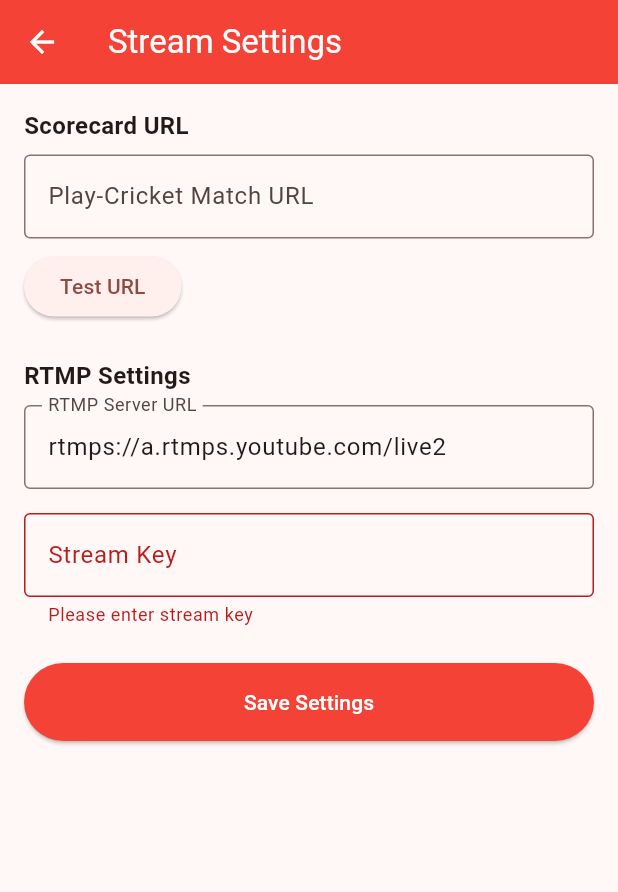
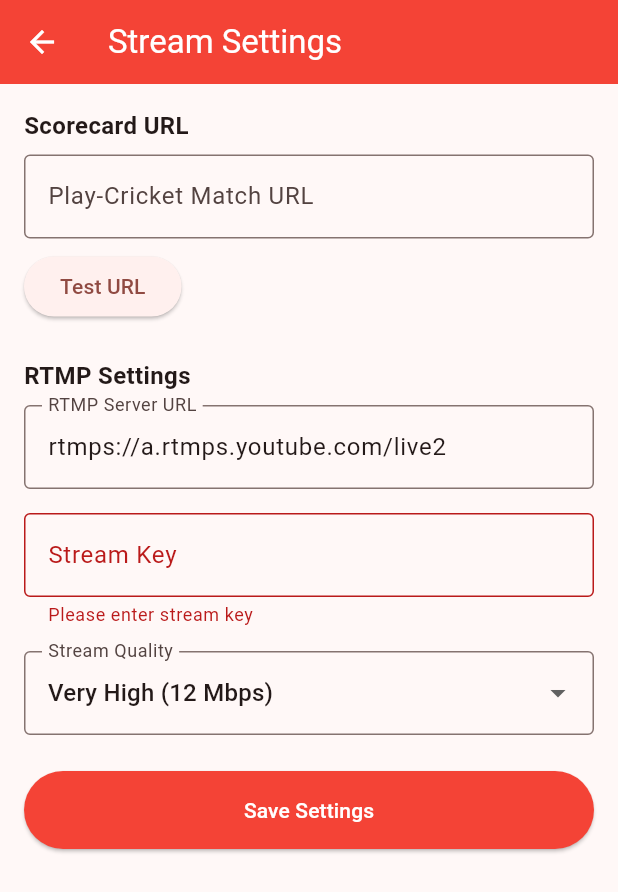
Before and after one commit to squ1d123/play-cricket-yt-live, a Flutter app: the StreamSettingsScreen screen opened directly, after a tap on "Save Settings", on a phone screen of 412 x 824 dp. Shown: the top 892 px of the screen. Run offline on Flutter 3.47's test engine with Material 3 defaults, Android fonts, the phone set to English and light mode, and no system bars; our stand-ins replace google_sign_in, shared_preferences, wakelock_plus; missing offline and left inert: dart_des, googleapis; accounts and stored records are empty.

Commit message:
bitrate setting

```diff
--- a/lib/screens/stream_settings_screen.dart
+++ b/lib/screens/stream_settings_screen.dart
@@ -1,6 +1,7 @@
 import 'package:flutter/material.dart';
 import '../services/stream_settings_service.dart';
 import '../services/play_cricket_scraper.dart';
+import '../services/stream_settings_service.dart' show BitratePreset;
 
 class StreamSettingsScreen extends StatefulWidget {
   const StreamSettingsScreen({super.key});
@@ -14,6 +15,7 @@ class _StreamSettingsScreenState extends State<StreamSettingsScreen> {
   final _rtmpUrlController = TextEditingController();
   final _streamKeyController = TextEditingController();
   final _scorecardUrlController = TextEditingController();
+  final _bitrateController = TextEditingController();
   bool _isLoading = true;
   bool _isTesting = false;
   String? _testResult;
@@ -28,16 +30,25 @@ class _StreamSettingsScreenState extends State<StreamSettingsScreen> {
     final rtmpUrl = await StreamSettingsService.getRtmpUrl();
     final streamKey = await StreamSettingsService.getStreamKey();
     final scorecardUrl = await StreamSettingsService.getScorecardUrl();
+    final bitrate = await StreamSettingsService.getBitrate();
 
     _rtmpUrlController.text = rtmpUrl ?? 'rtmps://a.rtmps.youtube.com/live2';
     _streamKeyController.text = streamKey ?? '';
     _scorecardUrlController.text = scorecardUrl ?? '';
+
+    final preset = StreamSettingsService.presets.where((p) => p.bitrate == bitrate).firstOrNull;
+    _bitrateController.text = preset?.name ?? 'High (8 Mbps)';
 
     setState(() => _isLoading = false);
   }
 
   Future<void> _saveSettings() async {
     if (!_formKey.currentState!.validate()) return;
+
+    final selectedPreset = StreamSettingsService.presets
+        .where((p) => p.name == _bitrateController.text)
+        .firstOrNull;
+    final bitrate = selectedPreset?.bitrate ?? StreamSettingsService.defaultBitrate;
 
     await StreamSettingsService.saveSettings(
       _rtmpUrlController.text.trim(),
@@ -46,6 +57,7 @@ class _StreamSettingsScreenState extends State<StreamSettingsScreen> {
     await StreamSettingsService.saveScorecardUrl(
       _scorecardUrlController.text.trim(),
     );
+    await StreamSettingsService.saveBitrate(bitrate);
 
     if (mounted) {
       ScaffoldMessenger.of(context).showSnackBar(
@@ -187,6 +199,27 @@ class _StreamSettingsScreenState extends State<StreamSettingsScreen> {
                         return null;
                       },
                     ),
+                    const SizedBox(height: 16),
+                    DropdownButtonFormField<String>(
+                      value: _bitrateController.text.isEmpty
+                          ? 'High (8 Mbps)'
+                          : _bitrateController.text,
+                      decoration: const InputDecoration(
+                        labelText: 'Stream Quality',
+                        border: OutlineInputBorder(),
+                      ),
+                      items: StreamSettingsService.presets.map((preset) {
+                        return DropdownMenuItem(
+                          value: preset.name,
+                          child: Text(preset.name),
+                        );
+                      }).toList(),
+                      onChanged: (value) {
+                        if (value != null) {
+                          _bitrateController.text = value;
+                        }
+                      },
+                    ),
                     const SizedBox(height: 24),
                     ElevatedButton(
                       onPressed: _saveSettings,
--- a/lib/screens/streaming_screen.dart
+++ b/lib/screens/streaming_screen.dart
@@ -224,7 +224,9 @@ class _StreamingScreenState extends State<StreamingScreen> {
 
     try {
       await _updateStreamOverlay();
-      await _cameraController!.startVideoStreaming(url, bitrate: 12000 * 1024);
+      final bitrate = await StreamSettingsService.getBitrate();
+      debugPrint('Starting stream with bitrate: $bitrate');
+      await _cameraController!.startVideoStreaming(url, bitrate: bitrate);
       setState(() => _isStreaming = true);
     } catch (e) {
       _showSnack('Stream error: $e');
--- a/lib/services/stream_settings_service.dart
+++ b/lib/services/stream_settings_service.dart
@@ -1,9 +1,26 @@
 import 'package:shared_preferences/shared_preferences.dart';
+
+class BitratePreset {
+  final String name;
+  final int bitrate;
+  const BitratePreset(this.name, this.bitrate);
+}
 
 class StreamSettingsService {
   static const String _rtmpUrlKey = 'rtmp_url';
   static const String _streamKeyKey = 'stream_key';
   static const String _scorecardUrlKey = 'scorecard_url';
+  static const String _bitrateKey = 'bitrate';
+
+  static const List<BitratePreset> presets = [
+    BitratePreset('Good (6 Mbps)', 6 * 1024 * 1024),
+    BitratePreset('High (8 Mbps)', 8 * 1024 * 1024),
+    BitratePreset('Very High (12 Mbps)', 12 * 1024 * 1024),
+    BitratePreset('Excellent (15 Mbps)', 15 * 1024 * 1024),
+    BitratePreset('Ultra (20 Mbps)', 20 * 1024 * 1024),
+  ];
+
+  static int get defaultBitrate => presets[2].bitrate;
 
   static Future<String?> getRtmpUrl() async {
     final prefs = await SharedPreferences.getInstance();
@@ -42,4 +59,14 @@ class StreamSettingsService {
     final streamKey = await getStreamKey();
     return streamKey != null && streamKey.isNotEmpty;
   }
+
+  static Future<int> getBitrate() async {
+    final prefs = await SharedPreferences.getInstance();
+    return prefs.getInt(_bitrateKey) ?? defaultBitrate;
+  }
+
+  static Future<void> saveBitrate(int bitrate) async {
+    final prefs = await SharedPreferences.getInstance();
+    await prefs.setInt(_bitrateKey, bitrate);
+  }
 }
```
